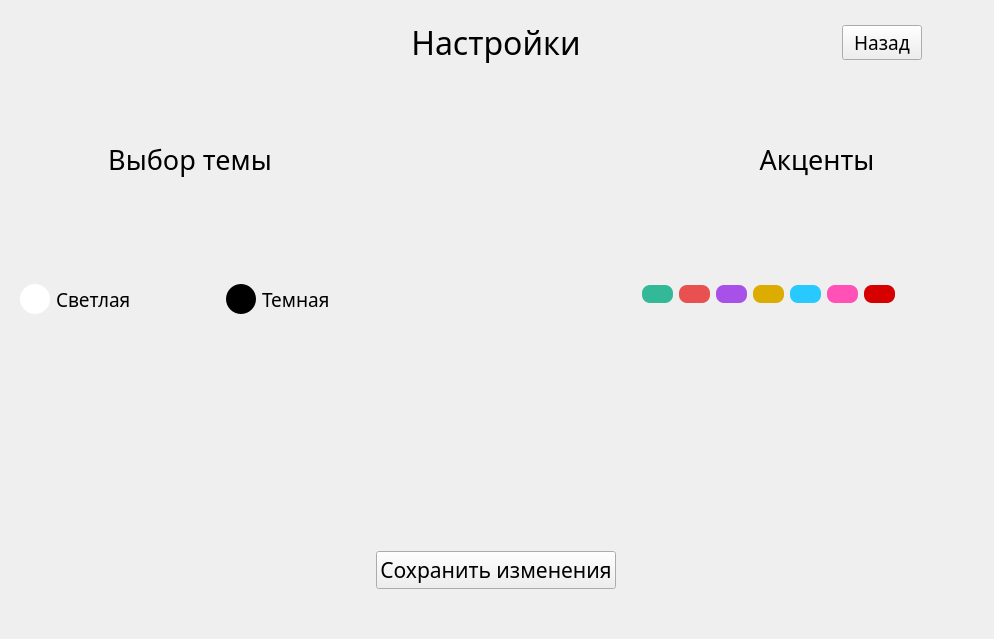
First picture: the form in Settings.ui, repository TheLastie/FitnessTracker, before the edit.
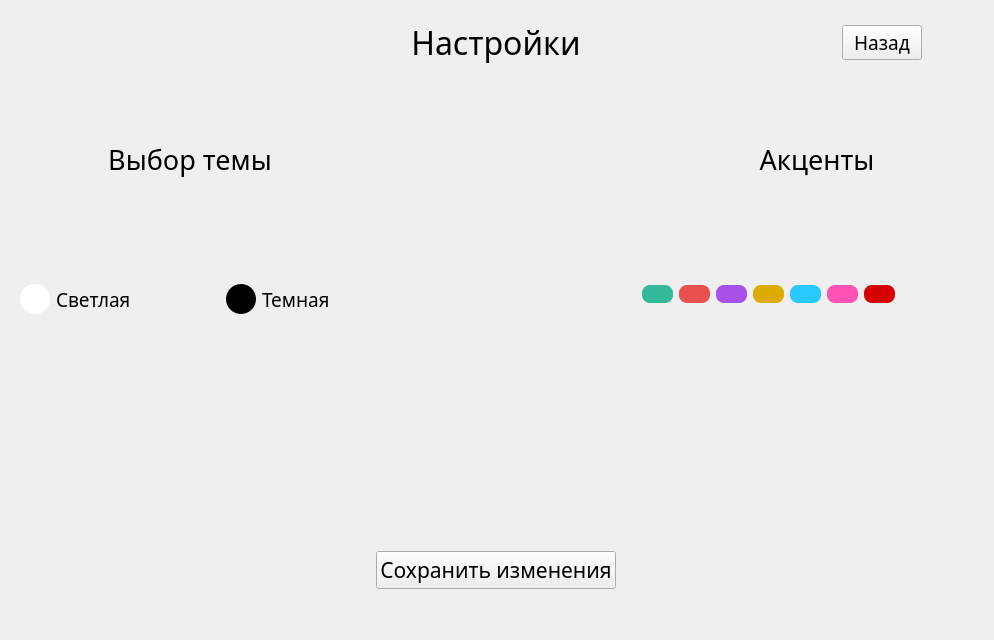
Second picture: the form after the edit. Icons and pictures are not drawn.

Diff of the .ui file:
```diff
--- a/Settings.ui
+++ b/Settings.ui
@@ -7,7 +7,7 @@
     <x>0</x>
     <y>0</y>
     <width>994</width>
-    <height>639</height>
+    <height>640</height>
    </rect>
   </property>
   <property name="sizePolicy">
```
